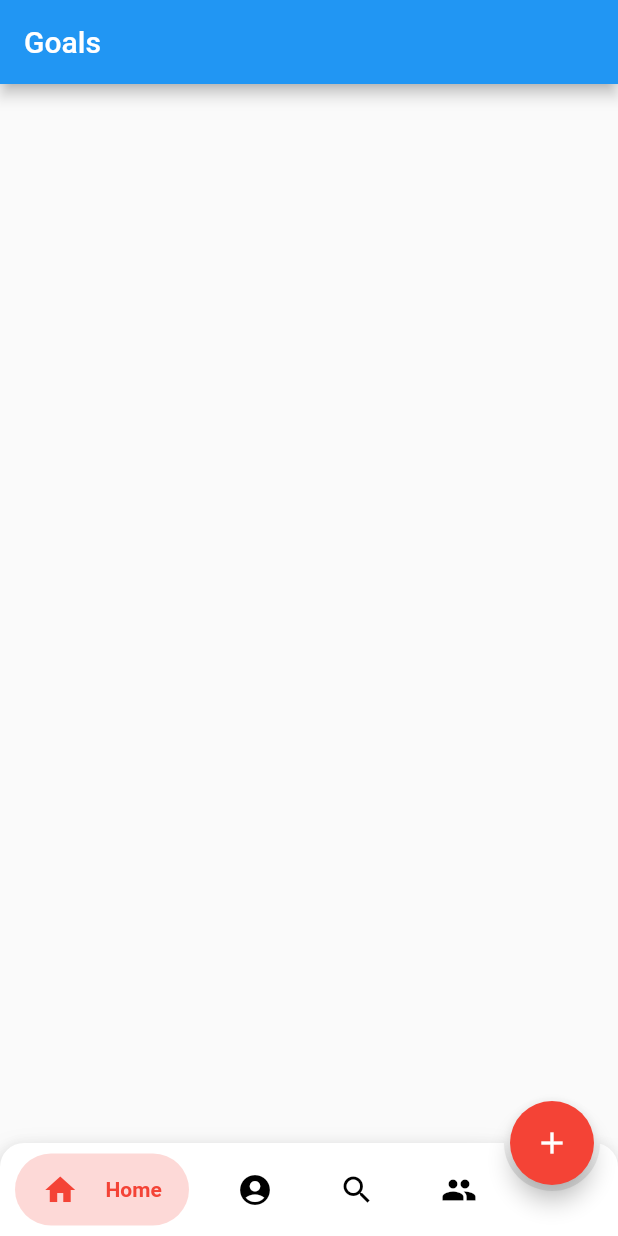
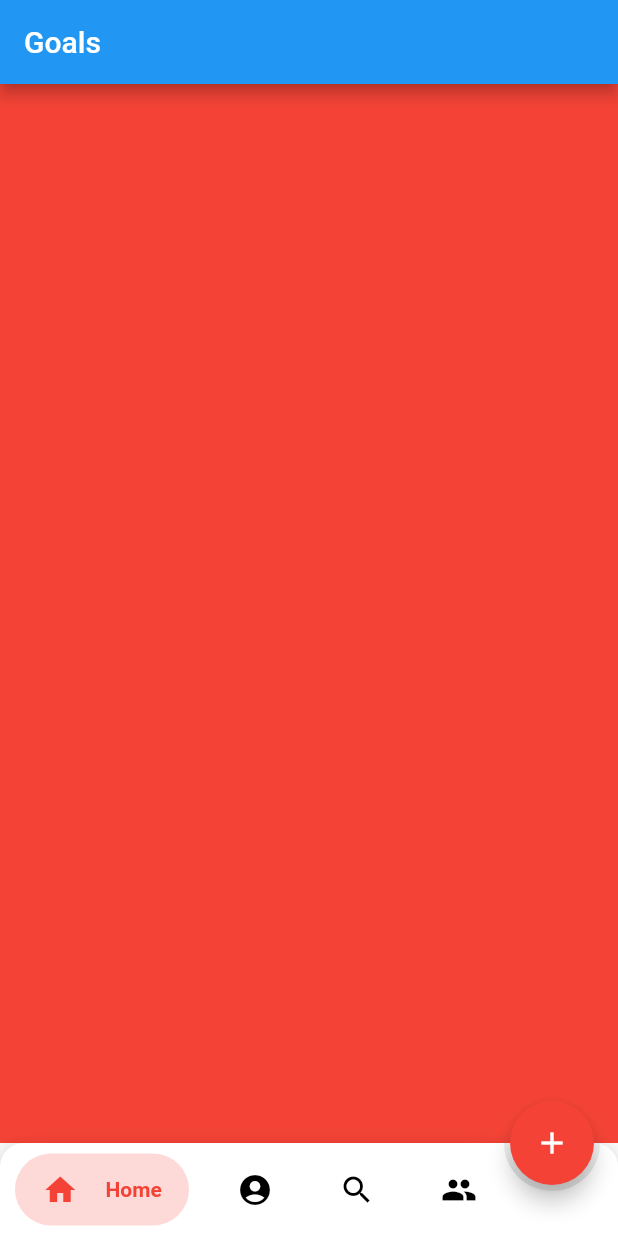
Before and after one commit to vermaapoorva/IC-Hello-World, a Flutter app: the screen it shows after launch, on a phone screen of 412 x 824 dp. Run offline on Flutter 3.47's test engine with Material 2 defaults, Android fonts, the light colour scheme and no system bars; drawn by our look-alikes of bubble_bottom_bar; our stand-ins replace flutter_login.

Commit message:
Added placeholder widgets - easy to add new widgets to respective pages

```diff
--- a/front-end/lib/pages/HomePage.dart
+++ b/front-end/lib/pages/HomePage.dart
@@ -1,5 +1,6 @@
 import 'package:flutter/material.dart';
 import 'package:bubble_bottom_bar/bubble_bottom_bar.dart';
+import 'PlaceholderWidget.dart';
 
 class MyHomePage extends StatefulWidget {
   MyHomePage({Key key, this.title}) : super(key: key);
@@ -10,6 +11,14 @@ class MyHomePage extends StatefulWidget {
 
 class _MyHomePageState extends State<MyHomePage> {
   int currentIndex;
+  final List<Widget> _children = [
+    PlaceholderWidget(Colors.red),
+    PlaceholderWidget(Colors.orange),
+    PlaceholderWidget(Colors.yellow),
+    PlaceholderWidget(Colors.green),
+    PlaceholderWidget(Colors.blue),
+  ];
+
   @override
   void initState() {
     // TODO: implement initState
@@ -29,6 +38,7 @@ class _MyHomePageState extends State<MyHomePage> {
       appBar: AppBar(
         title: Text(widget.title),
       ),
+      body: _children[currentIndex],
       floatingActionButton: FloatingActionButton(
         onPressed: () {},
         child: Icon(Icons.add),
--- /dev/null
+++ b/front-end/lib/pages/PlaceholderWidget.dart
@@ -0,0 +1,19 @@
+import 'package:flutter/material.dart';
+
+class PlaceholderWidget extends StatelessWidget {
+  Color color;
+
+  PlaceholderWidget(Color color) {
+    this.color = color;
+  }
+
+  @override
+  Widget build(BuildContext context) {
+    return MaterialApp(
+      title: 'Welcome to Flutter',
+      home: Scaffold(
+        backgroundColor: color,
+      ),
+    );
+  }
+}
```
Also changed, not shown: front-end/lib/main.dart (+0 -174 lines).
